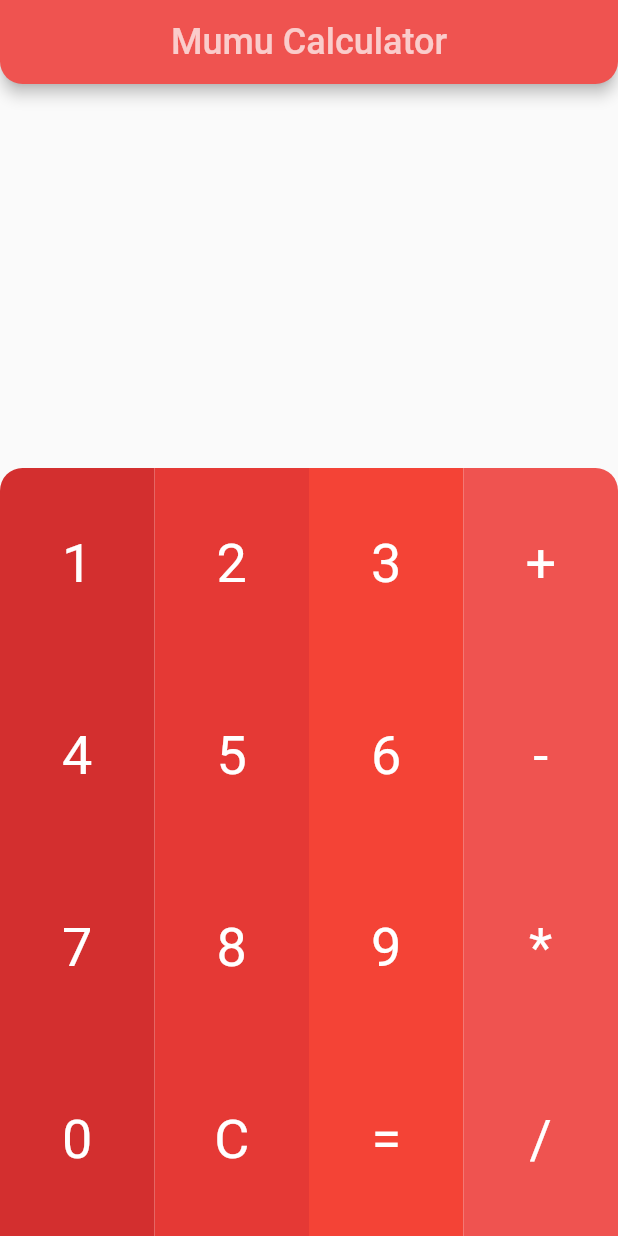
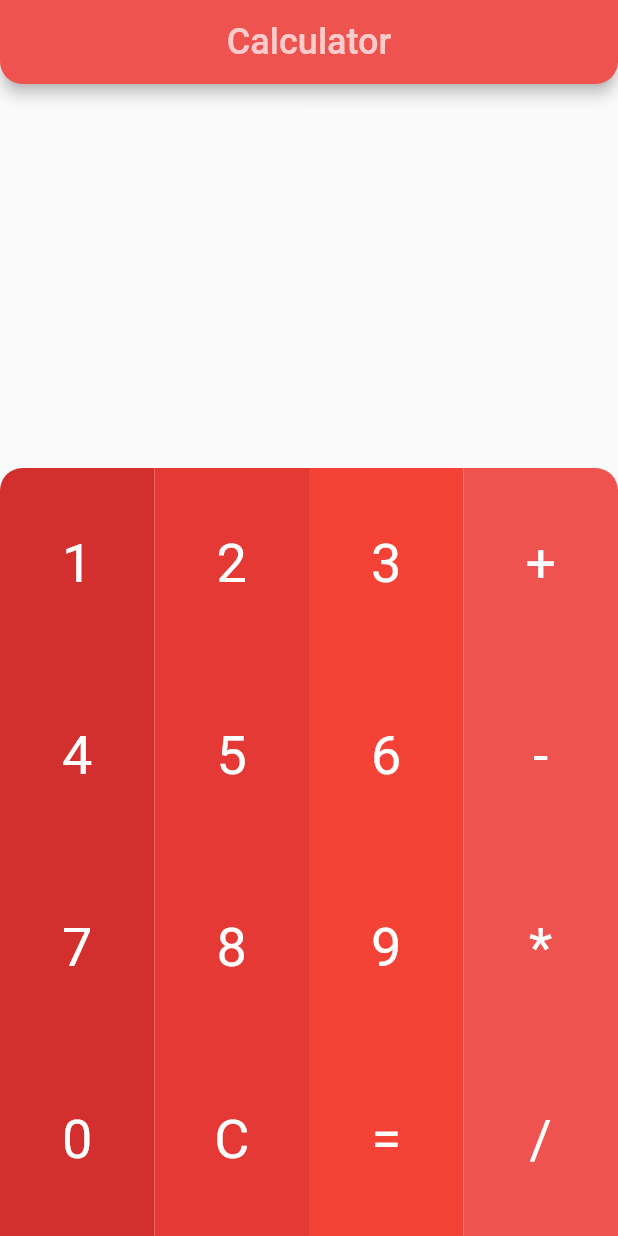
Before and after one commit to mprince2k18/flutter-calculator, a Flutter app: the screen it shows after launch, on a phone screen of 412 x 824 dp. Run offline on Flutter 3.47's test engine with Material 2 defaults, Android fonts, the phone set to English and light mode, and no system bars.

Commit message:
launcher icon changed

```diff
--- a/lib/main.dart
+++ b/lib/main.dart
@@ -45,7 +45,7 @@ class _HomeScreenState extends State<HomeScreen> {
           ),
         ),
         title: Text(
-          'Mumu Calculator',
+          'Calculator',
           style: TextStyle(fontSize: 24.0, color: Colors.white70),
         ),
         centerTitle: true,
--- a/pubspec.yaml
+++ b/pubspec.yaml
@@ -28,17 +28,14 @@ dependencies:
   # The following adds the Cupertino Icons font to your application.
   # Use with the CupertinoIcons class for iOS style icons.
   cupertino_icons: ^1.0.2
-  flutter_launcher_icons: ^0.9.0
 
 dev_dependencies:
   flutter_test:
     sdk: flutter
-  flutter_launcher_icons: ^0.9.0
 
 flutter_icons:
   android: true
   ios: true
-  image_path: "assets/icon/mumu.png"
 # For information on the generic Dart part of this file, see the
 # following page: https://dart.dev/tools/pub/pubspec
 
```
Also changed, not shown: pubspec.lock, 5 other files.
